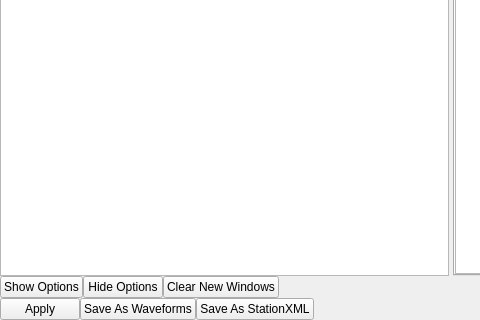
yudhastyawan/QuakeSee, file ui/load_data_waveforms.ui: the form before one commit; both pictures show x 0 to 480 and y 381 to 701 of the 1047 by 701 pixel window.
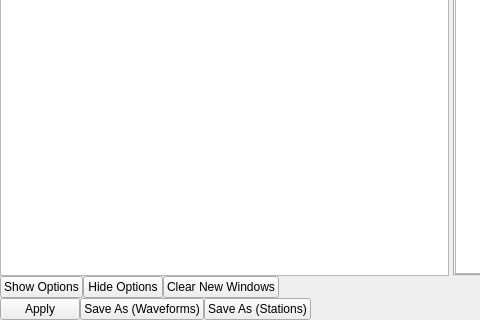
The form after the commit. Custom widgets are drawn as their Qt base class.

Patch:
```diff
--- a/ui/load_data_waveforms.ui
+++ b/ui/load_data_waveforms.ui
@@ -490,7 +490,7 @@
           </size>
          </property>
          <property name="text">
-          <string>Save As Waveforms</string>
+          <string>Save As (Waveforms)</string>
          </property>
         </widget>
        </item>
@@ -503,7 +503,7 @@
           </size>
          </property>
          <property name="text">
-          <string>Save As StationXML</string>
+          <string>Save As (Stations)</string>
          </property>
         </widget>
        </item>
```
